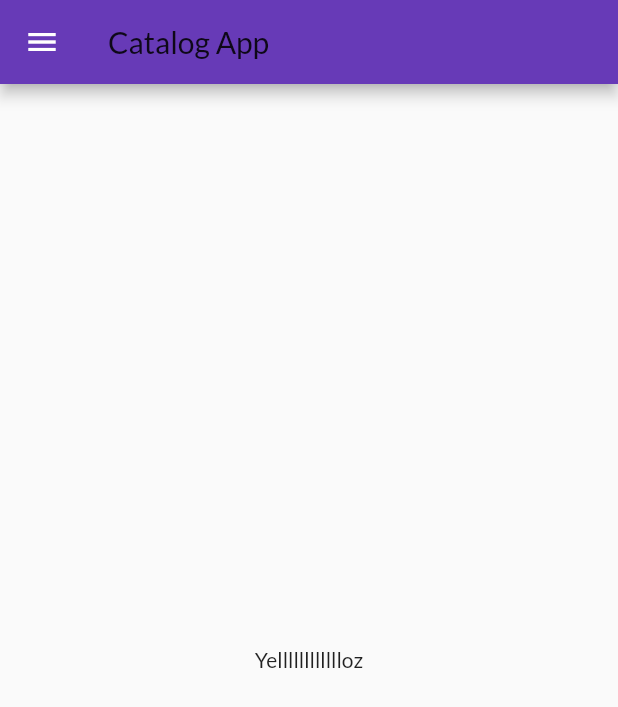
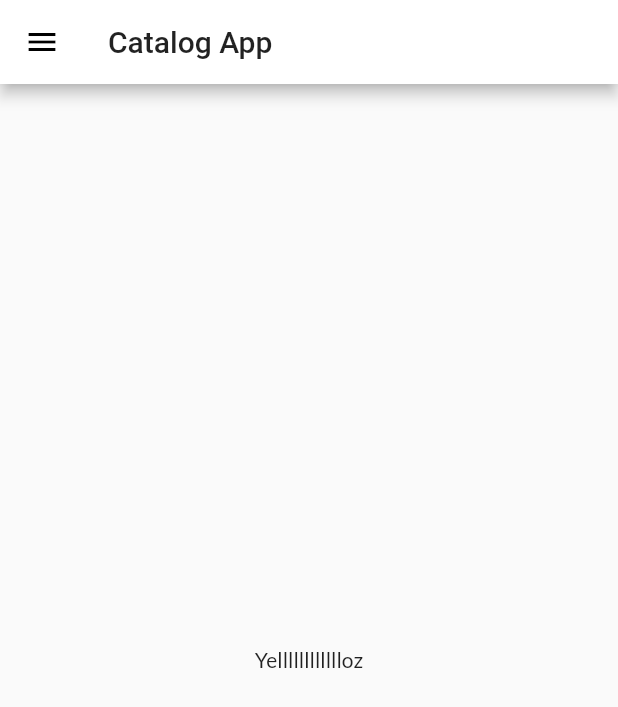
Before and after one commit to vashishthas/Catalog-App, a Flutter app: the screen it shows after launch, on a phone screen of 412 x 824 dp. Shown: the top 707 px of the screen. Run offline on Flutter 3.47's test engine with Material 2 defaults, Android fonts, the phone set to English and light mode, and no system bars; our stand-ins replace google_fonts.

Commit message:
Theme extracted

```diff
--- a/lib/main.dart
+++ b/lib/main.dart
@@ -1,8 +1,9 @@
 import 'package:catalog/pages/home_page.dart';
 import 'package:catalog/pages/login_page.dart';
 import 'package:catalog/utils/routes.dart';
+import 'package:catalog/widgets/themes.dart';
 import 'package:flutter/material.dart';
-import 'package:google_fonts/google_fonts.dart';
+// import 'package:google_fonts/google_fonts.dart';
 
 void main() {
   runApp(MyApp());
@@ -16,19 +17,13 @@
     return MaterialApp(
       debugShowCheckedModeBanner: true,
       themeMode: ThemeMode.light,
-      theme: ThemeData(
-        primarySwatch: Colors.deepPurple,
-        primaryTextTheme: GoogleFonts.latoTextTheme(),
-        fontFamily: GoogleFonts.lato().fontFamily
-        ),
-      darkTheme: ThemeData(
-        brightness: Brightness.dark
-      ),
+      theme: MyTheme.lightTheme(context),
+      darkTheme: MyTheme.darkTheme(context),
       initialRoute: MyRoutes.homeRoute,
       routes: {
-        "/": (context)=>LoginPage(),
-        MyRoutes.loginRoute: (context)=>LoginPage(),
-        MyRoutes.homeRoute: (context)=>HomePage()
+        "/": (context) => LoginPage(),
+        MyRoutes.loginRoute: (context) => LoginPage(),
+        MyRoutes.homeRoute: (context) => HomePage()
         // "/home": (context)=>HomePage(),
       },
     );
--- /dev/null
+++ b/lib/widgets/themes.dart
@@ -0,0 +1,21 @@
+import 'package:flutter/material.dart';
+import 'package:google_fonts/google_fonts.dart';
+
+class MyTheme{
+  static ThemeData lightTheme(BuildContext context) =>
+    ThemeData(
+        primarySwatch: Colors.deepPurple,
+        primaryTextTheme: GoogleFonts.latoTextTheme(),
+        fontFamily: GoogleFonts.lato().fontFamily,
+        appBarTheme: AppBarTheme(
+            color: Colors.white,
+            iconTheme: IconThemeData(color: Colors.black),
+            textTheme: Theme.of(context).textTheme)
+      );
+
+  static ThemeData darkTheme(BuildContext context) =>
+    ThemeData(
+      brightness: Brightness.dark
+    );
+
+}
```
